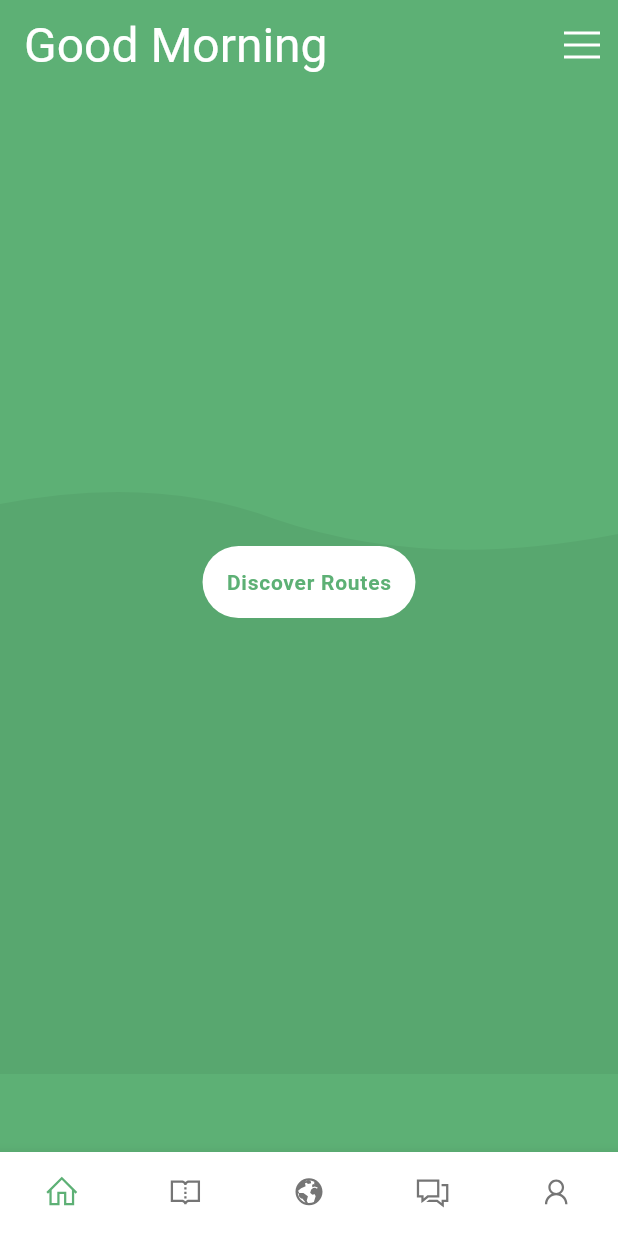
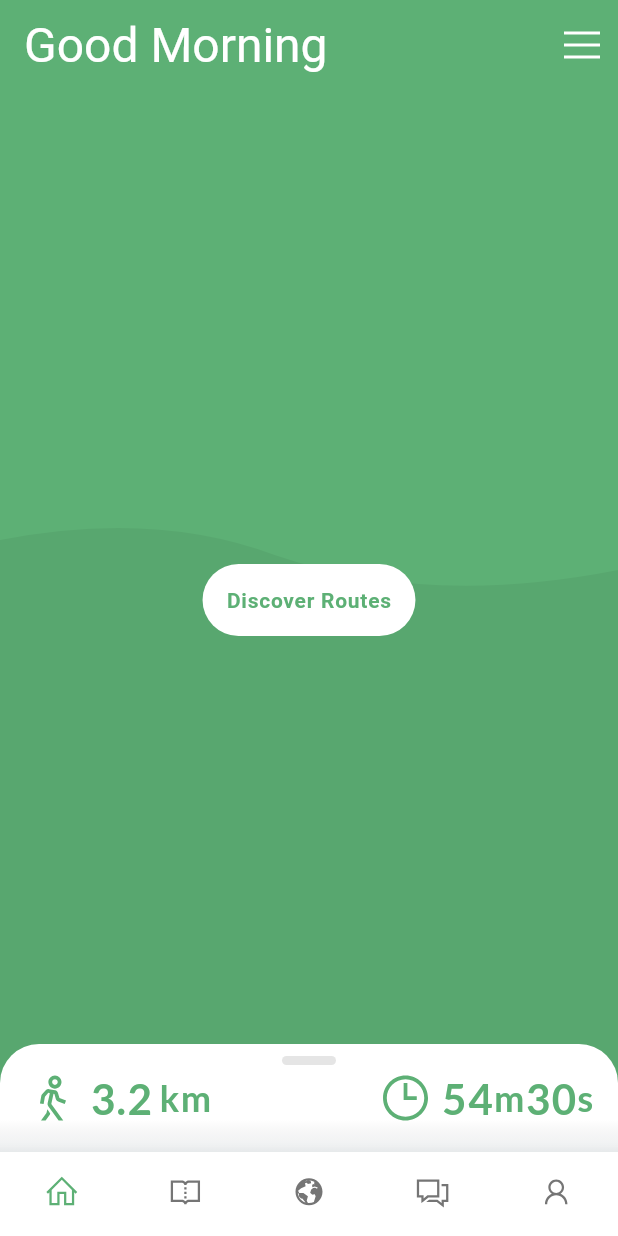
Before and after one commit to tomlaws/hikee, a Flutter app: the screen it shows after launch, on a phone screen of 412 x 824 dp. Run offline on Flutter 3.47's test engine with Material 2 defaults, Android fonts, the phone set to English and light mode, and no system bars; our stand-ins replace carousel_slider, flutter_rating_bar, google_fonts, google_maps_flutter, line_awesome_flutter, location and 1 more; network calls fail.

Commit message:
Update panel

```diff
--- a/lib/screens/home.dart
+++ b/lib/screens/home.dart
@@ -25,7 +25,7 @@ class HomeScreen extends StatefulWidget {
 
 class _HomeScreenState extends State<HomeScreen> {
   PanelController _pc = PanelController();
-  final double _collapsedPanelHeight = 96;
+  final double _collapsedPanelHeight = 72;
   final double _panelHeaderHeight = 60;
   double _mapBottomPadding = 80;
   Completer<GoogleMapController> _mapController = Completer();
@@ -34,11 +34,21 @@ class _HomeScreenState extends State<HomeScreen> {
   bool _pinned = false;
   HikingRoute? _activeRoute;
   BitmapDescriptor? _bdS, _bdE;
+  PageController _pageController = PageController(
+    initialPage: 0,
+  );
+  int _selectPageIndex = 0;
 
   @override
   void initState() {
     super.initState();
     _buildIcons();
+  }
+
+  @override
+  void dispose() {
+    _pageController.dispose();
+    super.dispose();
   }
 
   void _buildIcons() async {
@@ -64,19 +74,19 @@ class _HomeScreenState extends State<HomeScreen> {
       }
     }
     return Scaffold(
-        body: SlidingUpPanel(
+        body: Stack(children: [
+      SlidingUpPanel(
           controller: _pc,
           parallaxEnabled: true,
           renderPanelSheet: false,
-            maxHeight: _activeRoute != null ? 296 : 0,
+          maxHeight: 296,
           minHeight: _collapsedPanelHeight,
           color: Colors.transparent,
           onPanelSlide: (position) {
             setState(() {
               _pinned = true;
             });
-              Provider.of<PanelPosition>(context, listen: false)
-                  .update(position);
+            Provider.of<PanelPosition>(context, listen: false).update(position);
           },
           onPanelOpened: () {
             setState(() {
@@ -89,7 +99,33 @@ class _HomeScreenState extends State<HomeScreen> {
             });
           },
           panel: _panel(),
-            body: _body()));
+          body: _body()),
+      Consumer<PanelPosition>(
+        builder: (_, panelPosition, __) => Positioned(
+          bottom: 0,
+          left: 0,
+          right: 0,
+          child: IgnorePointer(
+            child: Opacity(
+              opacity: 1 - panelPosition.position,
+              child: Container(
+                height: 60,
+                decoration: BoxDecoration(
+                  gradient: LinearGradient(
+                      colors: [
+                        Colors.transparent,
+                        Colors.blueGrey.withOpacity(.1)
+                      ],
+                      begin: const FractionalOffset(0.0, 0.4),
+                      end: const FractionalOffset(0.0, 1.0),
+                      stops: [0.4, 1.0]),
+                ),
+              ),
+            ),
+          ),
+        ),
+      ),
+    ]));
   }
 
   Widget _panel() {
@@ -106,22 +142,25 @@ class _HomeScreenState extends State<HomeScreen> {
           ),
           clipBehavior: Clip.hardEdge,
           child: Column(
+            mainAxisAlignment: MainAxisAlignment.start,
+            crossAxisAlignment: CrossAxisAlignment.start,
+            children: [
+              Row(
                 mainAxisAlignment: MainAxisAlignment.spaceBetween,
                 children: [
                   Row(
-                crossAxisAlignment: CrossAxisAlignment.baseline,
-                textBaseline: TextBaseline.alphabetic,
+                    crossAxisAlignment: CrossAxisAlignment.center,
                     children: [
                       Icon(
                         LineAwesomeIcons.walking,
-                    size: 32,
+                        size: 40,
                         color: Theme.of(context).primaryColor,
                       ),
                       Container(width: 4),
                       Text(
                         '3.2',
                         style: TextStyle(
-                        fontSize: 32,
+                            fontSize: 28,
                             color: Theme.of(context).primaryColor,
                             fontWeight: FontWeight.bold,
                             letterSpacing: 1),
@@ -136,6 +175,63 @@ class _HomeScreenState extends State<HomeScreen> {
                             letterSpacing: 1),
                       ),
                     ],
+                  ),
+                  Row(
+                    crossAxisAlignment: CrossAxisAlignment.center,
+                    children: [
+                      Icon(
+                        LineAwesomeIcons.clock,
+                        size: 40,
+                        color: Theme.of(context).primaryColor,
+                      ),
+                      Container(width: 4),
+                      Text('54',
+                          style: TextStyle(
+                              fontSize: 28,
+                              color: Theme.of(context).primaryColor,
+                              fontWeight: FontWeight.bold,
+                              letterSpacing: 1)),
+                      Text('m',
+                          style: TextStyle(
+                              fontSize: 24,
+                              color: Theme.of(context).primaryColor,
+                              fontWeight: FontWeight.bold,
+                              letterSpacing: 1)),
+                      Text(
+                        '30',
+                        style: TextStyle(
+                            fontSize: 28,
+                            color: Theme.of(context).primaryColor,
+                            fontWeight: FontWeight.bold,
+                            letterSpacing: 1),
+                      ),
+                      Text('s',
+                          style: TextStyle(
+                              fontSize: 24,
+                              color: Theme.of(context).primaryColor,
+                              fontWeight: FontWeight.bold,
+                              letterSpacing: 1)),
+                    ],
+                  ),
+                ],
+              ),
+              Container(height: 10),
+              //indicator
+              Divider(),
+              Expanded(
+                child: PageView(
+                  controller: _pageController,
+                  onPageChanged: (int page) {
+                    setState(() {
+                      _selectPageIndex = page;
+                    });
+                  },
+                  children: [_routeInfo(), _routeInfo()],
+                ),
+              ),
+              Row(
+                mainAxisAlignment: MainAxisAlignment.center,
+                children: _pageIndicators(2, _selectPageIndex),
               ),
             ],
           ),
@@ -282,7 +378,7 @@ class _HomeScreenState extends State<HomeScreen> {
                               )
                             ],
                           ),
-                        ))
+                        )),
                 ],
               )),
     );
@@ -408,4 +504,48 @@ class _HomeScreenState extends State<HomeScreen> {
     final data = await img.toByteData(format: ImageByteFormat.png);
     return BitmapDescriptor.fromBytes(data!.buffer.asUint8List());
   }
+
+  List<Widget> _pageIndicators(int total, int selectedindex) {
+    List<Widget> list = [];
+    for (int i = 0; i < total; i++) {
+      bool isActive = i == selectedindex;
+      list.add(Container(
+        height: 10,
+        child: AnimatedContainer(
+          duration: Duration(milliseconds: 150),
+          margin: EdgeInsets.symmetric(horizontal: 4.0),
+          height: isActive ? 10 : 8.0,
+          width: isActive ? 12 : 8.0,
+          decoration: BoxDecoration(
+            shape: BoxShape.circle,
+            color: isActive ? Theme.of(context).primaryColor : Color(0XFFEAEAEA),
+          ),
+        ),
+      ));
     }
+    return list;
+  }
+
+  Widget _routeInfo() {
+    return Column(children: [
+      Row(
+        children: [
+          Icon(
+            LineAwesomeIcons.location_arrow,
+            size: 40,
+            color: Theme.of(context).primaryColor,
+          ),
+          Container(width: 4),
+          Text(
+            _activeRoute?.name_en ?? 'Hiking Route',
+            style: TextStyle(
+                fontSize: 28,
+                color: Theme.of(context).primaryColor,
+                fontWeight: FontWeight.bold,
+                letterSpacing: 1),
+          ),
+        ],
+      ),
+    ]);
+  }
+}
```
Lines whose indentation alone changed are shown as unchanged.
